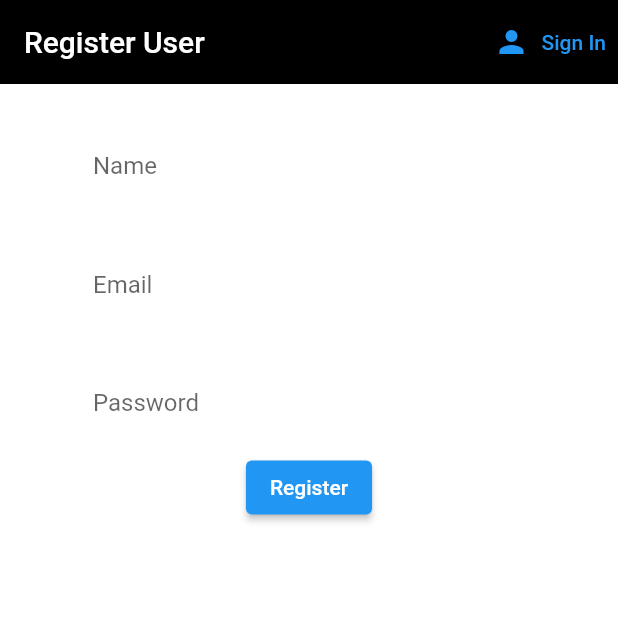
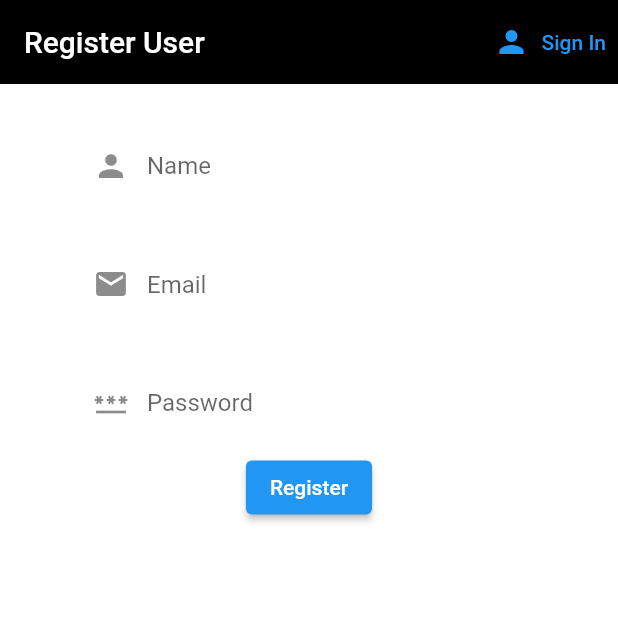
Before and after one commit to ronitdasgupta/covidbookingapp_repo, a Flutter app: the screen it shows after launch, after a tap on "Sign in", after a tap on "Sign Up", on a phone screen of 412 x 824 dp, the top half of it. Run offline on Flutter 3.47's test engine with Material 2 defaults, Android fonts, the phone set to English and light mode, and no system bars; our stand-ins replace cloud_firestore, firebase_auth, firebase_core, flutter_spinkit, table_calendar; missing offline and left inert: duration_picker; accounts and stored records are empty.

Commit message:
UI Styling and Email Verification

```diff
--- a/lib/screens/authenticate/register.dart
+++ b/lib/screens/authenticate/register.dart
@@ -1,3 +1,4 @@
+import 'package:covidbookingapp_repo/screens/authenticate/verify.dart';
 import 'package:covidbookingapp_repo/services/auth.dart';
 import 'package:covidbookingapp_repo/services/usersCollection.dart';
 import 'package:covidbookingapp_repo/shared/constants.dart';
@@ -36,6 +37,7 @@ class _RegisterState extends State<Register> {
 
 
     return loading ? LoadingScreen() : Scaffold(
+      resizeToAvoidBottomInset: false,
       backgroundColor: Colors.white,
       appBar: AppBar(
         backgroundColor: Colors.black,
@@ -60,7 +62,7 @@ class _RegisterState extends State<Register> {
             children: <Widget> [
               sizedBoxHeight,
               TextFormField(
-                  decoration: textInputDecoration.copyWith(hintText: 'Name'),
+                  decoration: textInputDecoration.copyWith(hintText: 'Name', prefixIcon: Icon(Icons.person)),
                   validator: (String? value){
                     if(value != null && value.isEmpty){
                       return 'Enter a name';
@@ -90,7 +92,7 @@ class _RegisterState extends State<Register> {
                */
               //sizedBoxHeight,
               TextFormField(
-                decoration: textInputDecoration.copyWith(hintText: 'Email'),
+                decoration: textInputDecoration.copyWith(hintText: 'Email', prefixIcon: Icon(Icons.email)),
                 validator: (String? value){
                   if(value != null && value.isEmpty){
                     return 'Enter an email';
@@ -104,7 +106,7 @@ class _RegisterState extends State<Register> {
               ),
               sizedBoxHeight,
               TextFormField(
-                  decoration: textInputDecoration.copyWith(hintText: 'Password'),
+                  decoration: textInputDecoration.copyWith(hintText: 'Password', prefixIcon: Icon(Icons.password)),
                   obscureText: true,
                   validator: (String? value){
                     if(value != null && value.length < 6){
@@ -127,7 +129,9 @@ class _RegisterState extends State<Register> {
                     if(_formKey.currentState!.validate()){
                       setState(() => loading = true);
                       // Validating through Firebase
-                      dynamic result = await _auth.registerWithEmailAndPassword(email, password, name, phoneNumber);
+                      dynamic result = await _auth.registerWithEmailAndPassword(email, password, name, phoneNumber).then((_){
+                        // Navigator.of(context).pushReplacement(MaterialPageRoute(builder: (context) => VerifyScreen()));
+                      });
                       if(result == null) {
                         setState(() {
                           error = 'please change the credentials';
--- a/lib/screens/authenticate/sign_in.dart
+++ b/lib/screens/authenticate/sign_in.dart
@@ -54,10 +54,10 @@ class _SignInState extends State<SignIn> {
             children: <Widget> [
               SizedBox(height: 20.0),
               TextFormField(
-                  decoration: textInputDecoration.copyWith(hintText: 'Email'),
+                  decoration: textInputDecoration.copyWith(hintText: 'Email', prefixIcon: Icon(Icons.email)),
                   validator: (String? value){
                     if(value != null && value.isEmpty){
-                      return 'Enter an email';
+                      return 'Enter a valid email';
                     }
                     return null;
                   },
@@ -67,7 +67,7 @@ class _SignInState extends State<SignIn> {
               ),
               SizedBox(height: 20.0),
               TextFormField(
-                decoration: textInputDecoration.copyWith(hintText: 'Password'),
+                decoration: textInputDecoration.copyWith(hintText: 'Password', prefixIcon: Icon(Icons.password)),
                 obscureText: true,
                   validator: (String? value){
                     if(value != null && value.length < 6){
@@ -92,7 +92,7 @@ class _SignInState extends State<SignIn> {
                     // Validating through Firebase
                     if(result == null) {
                       setState(() {
-                        error = 'please change the credentials';
+                        error = 'Invalid credentials';
                         loading = false;
                       });
                     }
@@ -102,7 +102,7 @@ class _SignInState extends State<SignIn> {
               SizedBox(height: 12.0),
               Text(
                 error,
-                style: TextStyle(color: Colors. red, fontSize: 14.0),
+                style: TextStyle(color: Colors. red, fontSize: 15.0),
               ),
             ],
           ),
--- a/lib/screens/home/customer_wrapper.dart
+++ b/lib/screens/home/customer_wrapper.dart
@@ -1,4 +1,5 @@
 import 'package:covidbookingapp_repo/models/user.dart';
+import 'package:covidbookingapp_repo/screens/authenticate/authenticate.dart';
 import 'package:covidbookingapp_repo/services/usersCollection.dart';
 import 'package:flutter/cupertino.dart';
 import 'package:flutter/material.dart';
@@ -17,6 +18,11 @@ class CustomerWrapper extends StatelessWidget {
 
     final user = Provider.of<MyUser?>(context);
 
+    if(user == null) {
+      return Authenticate();
+    }
+
+
     return StreamProvider<UserData?>.value(
       value: UsersCollection(uid: user?.uid ?? '').userData,
       initialData: null,
--- a/lib/screens/wrapper.dart
+++ b/lib/screens/wrapper.dart
@@ -1,5 +1,6 @@
 import 'package:covidbookingapp_repo/models/user.dart';
 import 'package:covidbookingapp_repo/screens/authenticate/authenticate.dart';
+import 'package:covidbookingapp_repo/screens/authenticate/verify.dart';
 import 'package:covidbookingapp_repo/screens/home/customer.dart';
 import 'package:covidbookingapp_repo/screens/home/customer_wrapper.dart';
 import 'package:covidbookingapp_repo/screens/home/days_list.dart';
@@ -37,7 +38,8 @@ class Wrapper extends StatelessWidget {
     }
      else{
       // return Customer();
-      return CustomerWrapper();
+      // return CustomerWrapper();
+      return VerifyScreen();
     }
   }
 }
--- a/lib/shared/constants.dart
+++ b/lib/shared/constants.dart
@@ -4,7 +4,7 @@ const textInputDecoration = InputDecoration(
   fillColor: Colors.white,
   filled: true,
   enabledBorder: OutlineInputBorder(
-  borderSide: BorderSide(color: Colors.white, width: 2.0)
+  borderSide: BorderSide(color: Colors.white, width: 2.0),
   ),
   focusedBorder: OutlineInputBorder(
   borderSide: BorderSide(color: Colors.black, width: 2.0)
```
Also changed, not shown: lib/screens/authenticate/verify.dart (added, +57 -0 lines).
